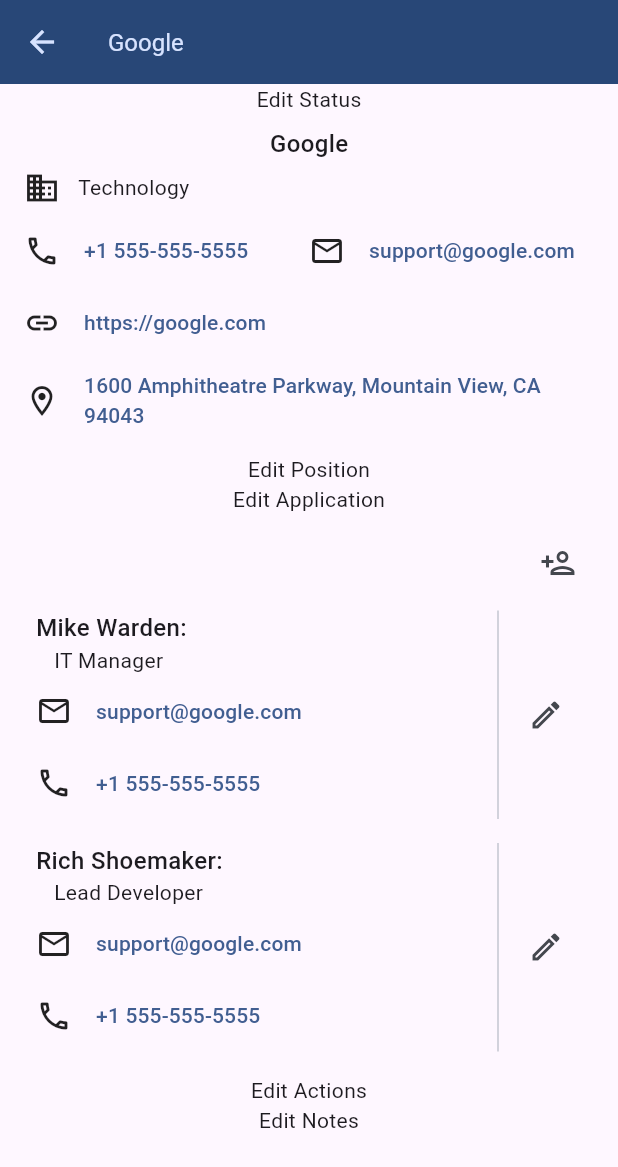
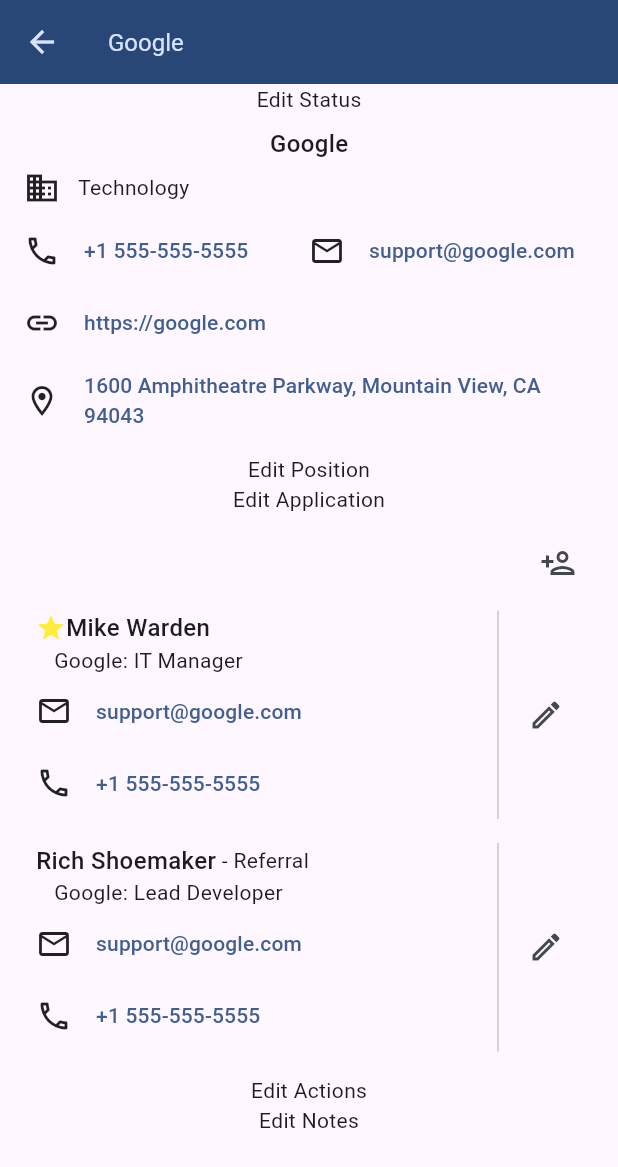
Before and after one commit to MoldyHacker/flutter_applications_tracker, a Flutter app: the EditApplicationScreen screen opened directly, on a phone screen of 412 x 824 dp. Shown: the top 1167 px of the screen. Run offline on Flutter 3.47's test engine with Material 3 defaults, Android fonts, the phone set to English and light mode, and no system bars; our stand-ins replace cloud_firestore, expansion_tile_card, firebase_auth, firebase_core; missing offline and left inert: maps_launcher; accounts and stored records are empty.

Commit message:
Add isPrimary and isReferral properties to Contact class

```diff
--- a/lib/models/contact.dart
+++ b/lib/models/contact.dart
@@ -26,6 +26,8 @@ class Contact {
   final String? linkedInUrl;
   final String? organizationId;
   final String? organizationName;
+  final bool? isPrimary;
+  final bool? isReferral;
 
   Contact({
     this.id = '',
@@ -36,6 +38,8 @@ class Contact {
     this.linkedInUrl,
     this.organizationId,
     this.organizationName,
+    this.isPrimary,
+    this.isReferral,
   });
 
   factory Contact.fromFirestore(DocumentSnapshot<Map<String, dynamic>> snapshot,
@@ -50,6 +54,8 @@ class Contact {
       linkedInUrl: data['linkedInUrl'],
       organizationId: data['organizationId'],
       organizationName: data['organizationName'],
+      isPrimary: data['isPrimary'],
+      isReferral: data['isReferral'],
     );
   }
 
@@ -62,6 +68,8 @@ class Contact {
       if (linkedInUrl != null) 'linkedInUrl': linkedInUrl,
       if (organizationId != null) 'organizationId': organizationId,
       if (organizationName != null) 'organizationName': organizationName,
+      if (isPrimary != null) 'isPrimary': isPrimary,
+      if (isReferral != null) 'isReferral': isReferral,
     };
   }
 }
--- a/lib/screens/edit_application.dart
+++ b/lib/screens/edit_application.dart
@@ -15,6 +15,7 @@ List<Contact> contacts = [
     phone: '+1 555-555-5555',
     organizationId: 'stringText',
     organizationName: 'Google',
+    isPrimary: true,
   ),
   Contact(
     id: '2',
@@ -24,6 +25,7 @@ List<Contact> contacts = [
     phone: '+1 555-555-5555',
     organizationId: 'stringText',
     organizationName: 'Google',
+    isReferral: true,
   ),
 ];
 
@@ -49,7 +51,8 @@ Application application = Application(
   applicationMethod: 'LinkedIn',
   applicationUrl: 'somewhere.com',
   resumeId: 'resumeId',
-    coverLetter: 'cover letter text');
+  coverLetter: 'cover letter text',
+);
 
 class EditApplicationScreen extends StatelessWidget {
   const EditApplicationScreen({super.key});
@@ -302,23 +305,45 @@ class EditApplicationScreen extends StatelessWidget {
                                             crossAxisAlignment:
                                                 CrossAxisAlignment.start,
                                             children: [
+                                              Row(
+                                                children: [
+                                                  if (contact.isPrimary == true)
+                                                    const Icon(
+                                                      Icons.star,
+                                                      size: 20,
+                                                      color: Colors.yellow,
+                                                    ),
                                                   Text(
-                                                '${contact.name}: ',
+                                                    contact.name,
                                                     style: TextStyle(
-                                                  fontSize: Theme.of(context)
+                                                      fontSize:
+                                                          Theme.of(context)
                                                               .textTheme
                                                               .titleMedium!
                                                               .fontSize,
-                                                  fontWeight: Theme.of(context)
+                                                      fontWeight:
+                                                          Theme.of(context)
                                                               .textTheme
                                                               .titleMedium!
                                                               .fontWeight,
                                                     ),
                                                   ),
-                                              if (contact.title != null)
+                                                  if (contact.isReferral ==
+                                                      true)
+                                                    const Text(' - Referral'),
+                                                ],
+                                              ),
+                                              if (contact.title != null ||
+                                                  contact.organizationName !=
+                                                      null)
                                                 Row(
                                                   children: [
                                                     const SizedBox(width: 12),
+                                                    if (contact
+                                                            .organizationName !=
+                                                        null)
+                                                      Text(
+                                                          '${contact.organizationName!}: '),
                                                     Text(
                                                       contact.title!,
                                                       overflow:
@@ -345,8 +370,7 @@ class EditApplicationScreen extends StatelessWidget {
                                                         child: TextButton(
                                                           onPressed: () {
                                                             UrlUtils.launchEmail(
-                                                                contact
-                                                                    .email!);
+                                                                contact.email!);
                                                           },
                                                           onLongPress: () {
                                                             Clipboard.setData(
@@ -358,15 +382,15 @@ class EditApplicationScreen extends StatelessWidget {
                                                                             context)
                                                                         .showSnackBar(
                                                                             SnackBar(
-                                                                      content:
-                                                                          Text('${contact.email!} coppied to clipboard!'),
-                                                                      duration:
-                                                                          const Duration(seconds: 1),
+                                                                      content: Text(
+                                                                          '${contact.email!} coppied to clipboard!'),
+                                                                      duration: const Duration(
+                                                                          seconds:
+                                                                              1),
                                                                     )));
                                                           },
                                                           child: Text(
-                                                            organization
-                                                                .email!,
+                                                            organization.email!,
                                                             maxLines: 1,
                                                             overflow:
                                                                 TextOverflow
```
Lines whose indentation alone changed are shown as unchanged.
